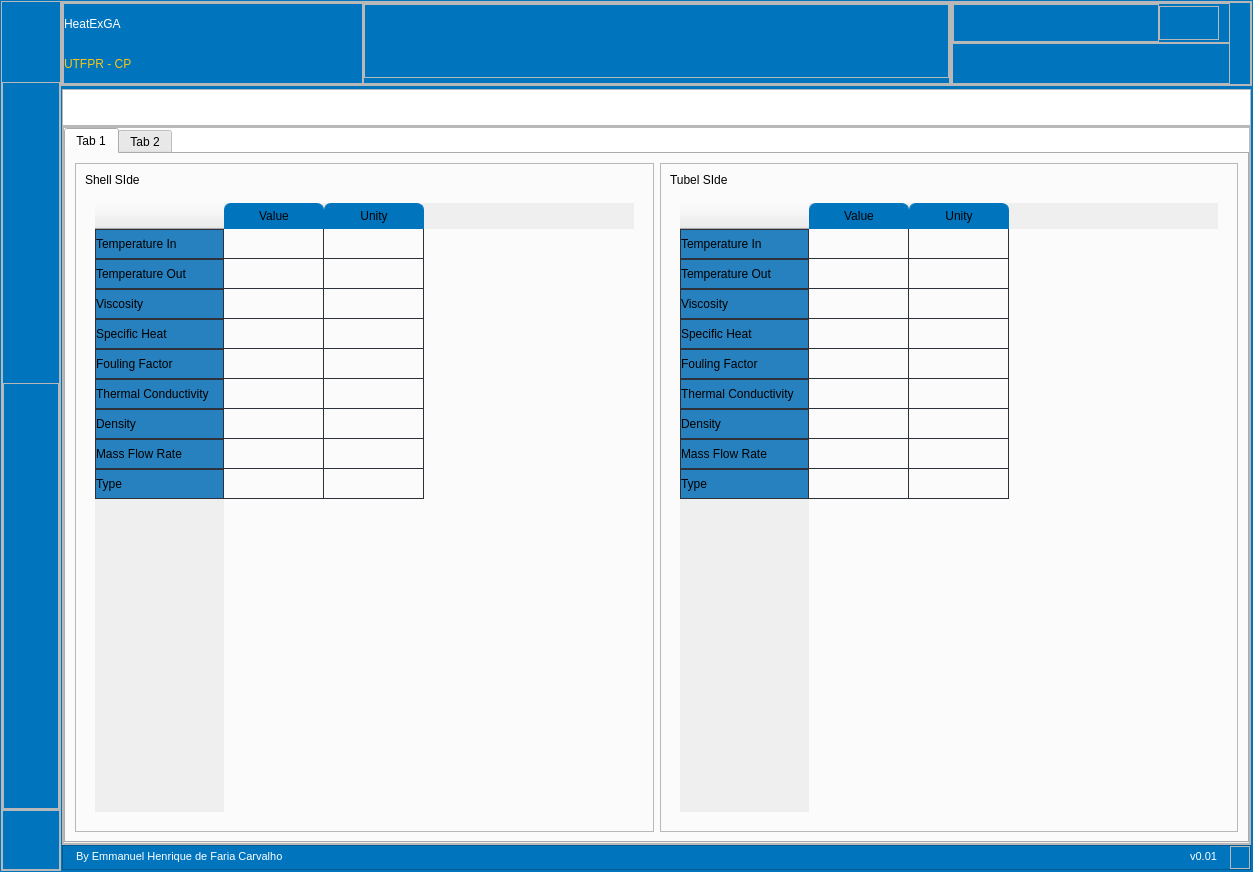
Old version of the form interface/ui_MainWindow.ui in the repository Emmanuelhfc/STHEGA.
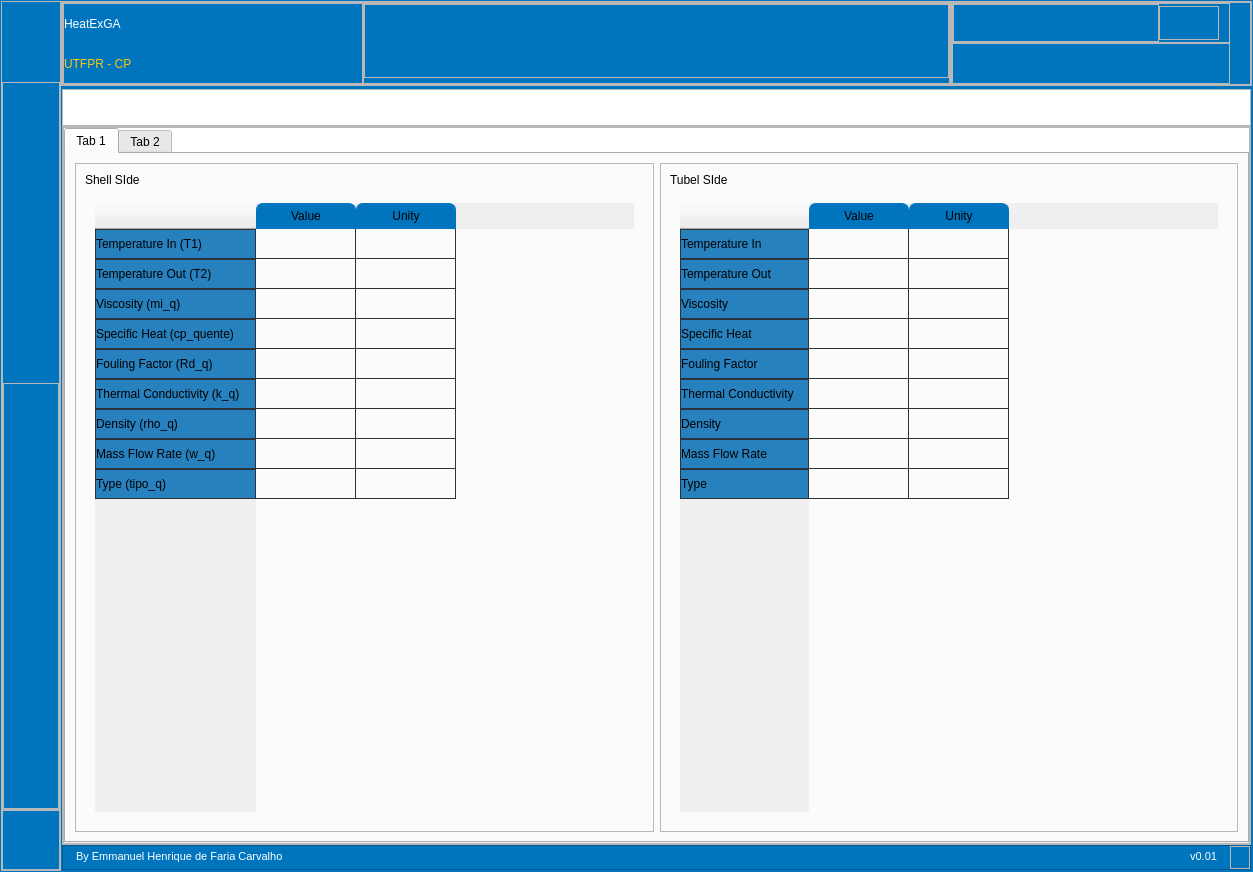
New version of the form. Icons and pictures are not drawn.

Patch:
```diff
--- a/interface/ui_MainWindow.ui
+++ b/interface/ui_MainWindow.ui
@@ -1239,47 +1239,47 @@
                             </property>
                             <row>
                              <property name="text">
-                              <string>Temperature In</string>
+                              <string>Temperature In (T1)</string>
                              </property>
                             </row>
                             <row>
                              <property name="text">
-                              <string>Temperature Out</string>
+                              <string>Temperature Out (T2)</string>
                              </property>
                             </row>
                             <row>
                              <property name="text">
-                              <string>Viscosity</string>
+                              <string>Viscosity (mi_q)</string>
                              </property>
                             </row>
                             <row>
                              <property name="text">
-                              <string>Specific Heat</string>
+                              <string>Specific Heat (cp_quente)</string>
                              </property>
                             </row>
                             <row>
                              <property name="text">
-                              <string>Fouling Factor</string>
+                              <string>Fouling Factor (Rd_q)</string>
                              </property>
                             </row>
                             <row>
                              <property name="text">
-                              <string>Thermal Conductivity</string>
+                              <string>Thermal Conductivity (k_q)</string>
                              </property>
                             </row>
                             <row>
                              <property name="text">
-                              <string>Density</string>
+                              <string>Density (rho_q)</string>
                              </property>
                             </row>
                             <row>
                              <property name="text">
-                              <string>Mass Flow Rate</string>
+                              <string>Mass Flow Rate (w_q)</string>
                              </property>
                             </row>
                             <row>
                              <property name="text">
-                              <string>Type</string>
+                              <string>Type (tipo_q)</string>
                              </property>
                             </row>
                             <column>
```
Left out of the diff: 112 changed lines with no effect on the pictures.
